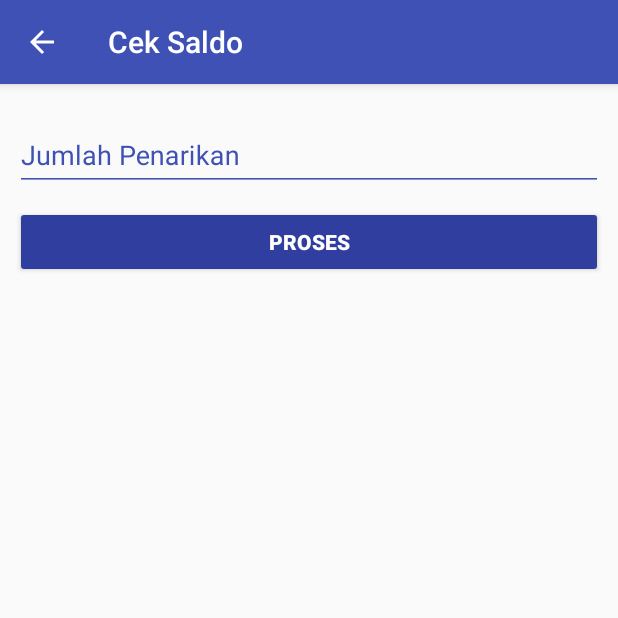
After one commit to daniramdan74/Develop, an Android app: the fragment WithdrawFragment placed in its activity, on a phone screen of 412 x 824 dp, the top half of it. The commit adds this screen. Run offline under Robolectric (Android 15) with nearby library versions, the phone set to English and light mode, and no system bars; our stand-ins replace ButterKnife.

Commit message:
mini atm awal4

```diff
--- a/app/build.gradle
+++ b/app/build.gradle
@@ -29,7 +29,7 @@ dependencies {
     compile files('libs/zxing.jar')
     compile 'com.android.support:appcompat-v7:25.0.0'
     compile 'com.android.support:support-v4:25.0.0'
-     compile 'com.jakewharton:butterknife-compiler:8.4.0'
+    compile 'com.jakewharton:butterknife-compiler:8.4.0'
     compile 'com.jakewharton:butterknife:8.4.0'
     compile 'com.android.support:design:25.0.0'
     compile 'com.android.support:cardview-v7:25.0.0'
--- a/app/src/main/java/com/dipesan/miniatm/miniatm/utils/AppConstant.java
+++ b/app/src/main/java/com/dipesan/miniatm/miniatm/utils/AppConstant.java
@@ -26,6 +26,7 @@ import com.dipesan.miniatm.miniatm.view.settings.SettingsFragment;
 import com.dipesan.miniatm.miniatm.view.transfer.FellowBankFragment;
 import com.dipesan.miniatm.miniatm.view.transfer.InterBankFragment;
 import com.dipesan.miniatm.miniatm.view.transfer.TransferFragment;
+import com.dipesan.miniatm.miniatm.view.withdraw.WithdrawFragment;
 
 /**
  * Created by Dani Ramdan on 02/11/2016.
@@ -52,6 +53,7 @@ public class AppConstant {
     public static final int MENU_ABOUT=7;
     public static final int MENU_ACCOUNT=8;
     public static final int MENU_MERCHANT=9;
+    public static final int MENU_WITHDRAW=10;
 
 //SUbMenu
 
@@ -92,6 +94,7 @@ public class AppConstant {
             case MENU_ABOUT:return R.string.about;
             case MENU_ACCOUNT:return R.string.account;
             case MENU_MERCHANT:return R.string.register_merchant;
+            case MENU_WITHDRAW:return R.string.withdrawfragment;
 
 
             //sub menu
@@ -132,6 +135,7 @@ public class AppConstant {
             case MENU_ABOUT:return AboutFragment.newInstance();
             case MENU_ACCOUNT:return AccountFragment.newInstance();
             case MENU_MERCHANT:return MerchantFragment.newIstance();
+            case MENU_WITHDRAW:return WithdrawFragment.newInstance();
 
             //submenu
             //balance
--- /dev/null
+++ b/app/src/main/java/com/dipesan/miniatm/miniatm/view/withdraw/WithdrawFragment.java
@@ -0,0 +1,123 @@
+package com.dipesan.miniatm.miniatm.view.withdraw;
+
+
+import android.app.AlertDialog;
+import android.content.DialogInterface;
+import android.os.Bundle;
+import android.support.design.widget.TextInputLayout;
+import android.support.v4.app.Fragment;
+import android.text.InputType;
+import android.view.LayoutInflater;
+import android.view.View;
+import android.view.ViewGroup;
+import android.view.inputmethod.InputMethodManager;
+import android.widget.Button;
+import android.widget.EditText;
+import android.widget.RelativeLayout;
+
+import com.dipesan.miniatm.miniatm.R;
+import com.dipesan.miniatm.miniatm.utils.MoneyTextWatcher;
+
+import java.util.ArrayList;
+import java.util.List;
+
+import butterknife.BindView;
+import butterknife.ButterKnife;
+import butterknife.OnClick;
+
+/**
+ * A simple {@link Fragment} subclass.
+ */
+public class WithdrawFragment extends Fragment {
+
+    @BindView(R.id.withdraw_fragment_amount_edit_text) EditText withdrawFragmentAmountEditText;
+    @BindView(R.id.withdraw_fragment_amount_others_edit_text) EditText withdrawFragmentAmountOthersEditText;
+    @BindView(R.id.withdraw_fragment_process_button) Button withdrawFragmentProcessButton;
+    @BindView(R.id.withdraw_fragment_amount_others_text_input_layout) TextInputLayout withdrawFragmentAmountOthersTextInputLayout;
+    @BindView(R.id.withdraw_fragment_amount_others_text_relative_layout) RelativeLayout withdrawFragmentAmountOthersTextRelativeLayout;
+    private int whichItemsNominal = 0;
+
+    public WithdrawFragment() {
+        // Required empty public constructor
+    }
+
+    public static WithdrawFragment newInstance() {
+        WithdrawFragment fragment = new WithdrawFragment();
+        Bundle args = new Bundle();
+        fragment.setArguments(args);
+        return fragment;
+    }
+
+    @Override
+    public View onCreateView(LayoutInflater inflater, ViewGroup container,
+                             Bundle savedInstanceState) {
+        // Inflate the layout for this fragment
+        View view = inflater.inflate(R.layout.fragment_withdraw, container, false);
+        ButterKnife.bind(this, view);
+        withdrawFragmentAmountOthersTextInputLayout.setVisibility(View.GONE);
+        withdrawFragmentAmountEditText.setInputType(InputType.TYPE_NULL);
+        withdrawFragmentAmountOthersEditText.addTextChangedListener(new MoneyTextWatcher(withdrawFragmentAmountOthersEditText));
+        visibleKeyboardAmount();
+        return view;
+    }
+
+    private void visibleKeyboardAmount() {
+        withdrawFragmentAmountEditText.setCursorVisible(false);
+        withdrawFragmentAmountEditText.setFocusableInTouchMode(false);
+        withdrawFragmentAmountEditText.setFocusable(false);
+    }
+
+
+    @OnClick({R.id.withdraw_fragment_amount_edit_text, R.id.withdraw_fragment_process_button})
+    public void onClick(View view) {
+        switch (view.getId()) {
+            case R.id.withdraw_fragment_amount_edit_text:
+                hideKeyboard(getView());
+                showNominal();
+                break;
+            case R.id.withdraw_fragment_process_button:
+                showProcess();
+                break;
+        }
+    }
+
+    private void showProcess() {
+
+    }
+
+    private void showNominal() {
+        List<String> listItems = new ArrayList<String>();
+        listItems.add("50,000");
+        listItems.add("100,000");
+        listItems.add("200,000");
+        listItems.add("300,000");
+        listItems.add("500,000");
+        listItems.add("100,000");
+        listItems.add("Lainnya");
+        final CharSequence[] itemsNominal = listItems.toArray(new CharSequence[listItems.size()]);
+
+        AlertDialog.Builder builder = new AlertDialog.Builder(getActivity());
+
+        builder.setSingleChoiceItems(itemsNominal, whichItemsNominal, new DialogInterface.OnClickListener() {
+            @Override
+            public void onClick(DialogInterface dialogInterface, int which ) {
+                whichItemsNominal = which;
+                if (itemsNominal[which]=="Lainnya"){
+                    withdrawFragmentAmountOthersTextInputLayout.setVisibility(View.VISIBLE);
+                }else {
+                    withdrawFragmentAmountOthersTextInputLayout.setVisibility(View.GONE);
+                }
+                withdrawFragmentAmountEditText.setText(itemsNominal[which]);
+                dialogInterface.dismiss();
+            }
+        });
+        builder.setTitle(R.string.interbankAmount);
+        builder.setCancelable(false);
+        builder.setNegativeButton(R.string.cancel, null);
+        builder.create().show();
+    }
+    public void hideKeyboard(View view) {
+        InputMethodManager inputMethodManager = (InputMethodManager) getActivity().getSystemService(getActivity().INPUT_METHOD_SERVICE);
+        inputMethodManager.hideSoftInputFromWindow(view.getWindowToken(), 0);
+    }
+}
--- a/app/src/main/res/layout/activity_main.xml
+++ b/app/src/main/res/layout/activity_main.xml
@@ -110,7 +110,7 @@
             android:text="@string/cash"
             android:layout_width="match_parent"
             android:layout_height="wrap_content"
-            android:theme="@style/ButtonTheme2"
+            android:theme="@style/ButtonTheme"
             />
 
     </LinearLayout>
--- /dev/null
+++ b/app/src/main/res/layout/fragment_withdraw.xml
@@ -0,0 +1,62 @@
+<FrameLayout xmlns:android="http://schemas.android.com/apk/res/android"
+             xmlns:tools="http://schemas.android.com/tools"
+             android:layout_width="match_parent"
+             android:layout_height="match_parent"
+             tools:context="com.dipesan.miniatm.miniatm.view.withdraw.WithdrawFragment">
+<LinearLayout
+    android:layout_marginTop="10dp"
+    android:layout_marginLeft="10dp"
+    android:layout_marginRight="10dp"
+    android:layout_width="match_parent"
+    android:layout_height="wrap_content"
+    android:orientation="vertical">
+    <android.support.design.widget.TextInputLayout
+        style="@style/TextInputLayoutForm"
+        android:layout_width="match_parent"
+        android:layout_height="wrap_content"
+        android:layout_marginTop="5dp">
+
+        <EditText
+            android:layout_marginTop="5dp"
+            android:id="@+id/withdraw_fragment_amount_edit_text"
+            android:layout_width="match_parent"
+            android:layout_height="wrap_content"
+            android:backgroundTint="@color/colorPrimary"
+            android:hint="Jumlah Penarikan"
+            android:inputType="number"
+            android:maxLines="1"
+            />
+    </android.support.design.widget.TextInputLayout>
+    <RelativeLayout
+        android:id="@+id/withdraw_fragment_amount_others_text_relative_layout"
+        android:layout_width="match_parent"
+        android:layout_height="wrap_content">
+    <android.support.design.widget.TextInputLayout
+        android:id="@+id/withdraw_fragment_amount_others_text_input_layout"
+        style="@style/TextInputLayoutForm"
+        android:layout_width="match_parent"
+        android:layout_height="wrap_content"
+        android:visibility="gone"
+        android:layout_marginTop="5dp">
+        <EditText
+            android:id="@+id/withdraw_fragment_amount_others_edit_text"
+            android:layout_width="match_parent"
+            android:layout_height="wrap_content"
+            android:backgroundTint="@color/colorPrimary"
+            android:hint="Jumlah Lainnya"
+            android:inputType="number"
+            android:maxLines="1"
+            />
+    </android.support.design.widget.TextInputLayout>
+    </RelativeLayout>
+
+    <Button
+        android:id="@+id/withdraw_fragment_process_button"
+        android:layout_marginTop="10dp"
+        android:layout_width="match_parent"
+        android:layout_height="wrap_content"
+        android:text="@string/process"
+        android:textStyle="bold"
+        android:theme="@style/ButtonTheme"/>
+</LinearLayout>
+</FrameLayout>
--- a/app/src/main/res/values/strings.xml
+++ b/app/src/main/res/values/strings.xml
@@ -103,4 +103,5 @@
     <string name="phoneCreditRegular">Regular</string>
     <string name="phonecreditData">Paket Data</string>
     <string name="phonecreditType">Jenis Pulsa</string>
+    <string name="withdrawfragment">Tarik Tunai</string>
 </resources>
```
Also changed, not shown: app/src/main/java/com/dipesan/miniatm/miniatm/Activity/MainActivity.java (+9 -0 lines), 2 other files.
